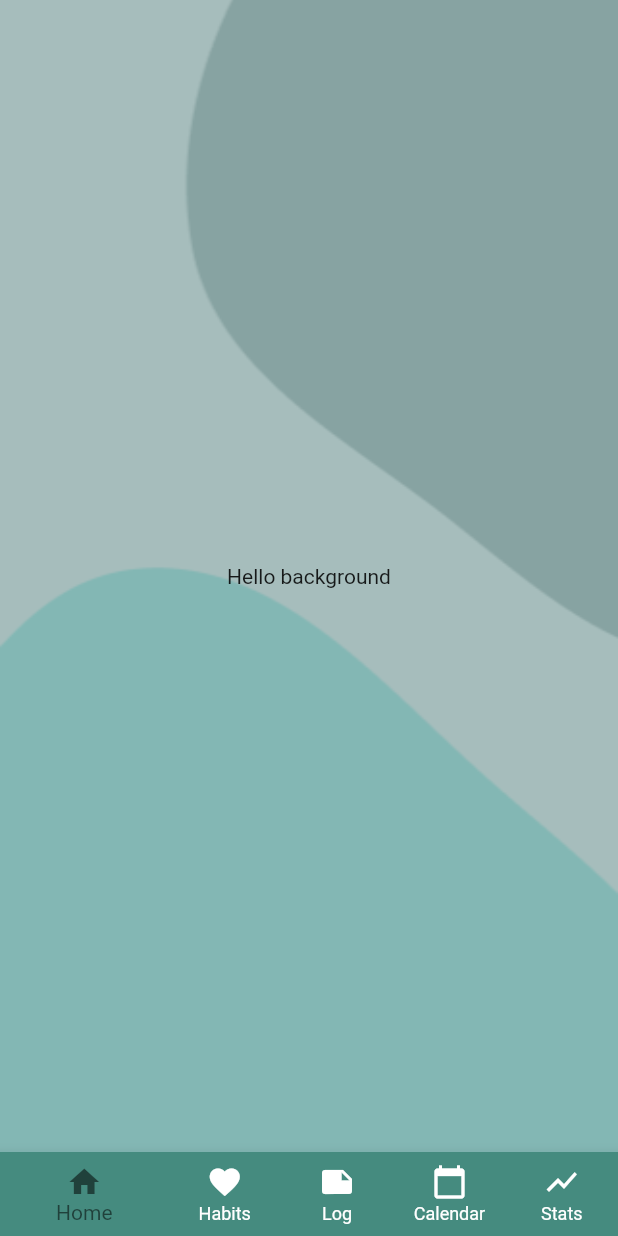
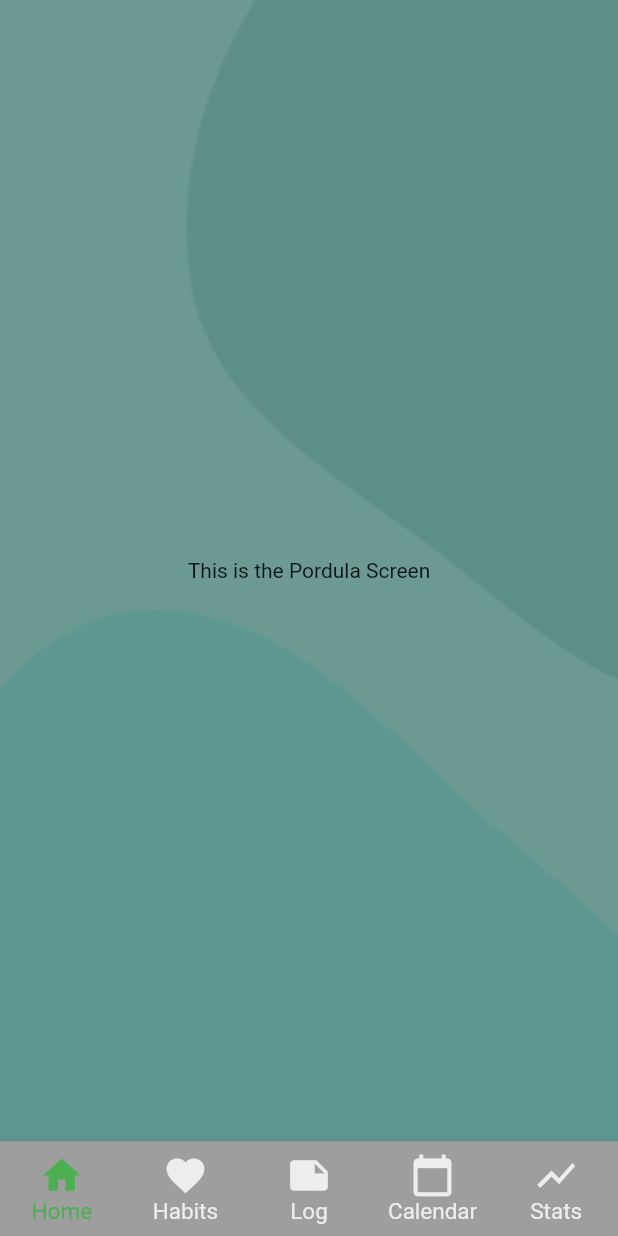
Before and after one commit to paptheop01/Introspectral, a Flutter app: the screen it shows after launch, on a phone screen of 412 x 824 dp. Run offline on Flutter 3.47's test engine with Material 2 defaults, Android fonts, the phone set to English and light mode, and no system bars; our stand-ins replace sqflite; accounts and stored records are empty.

Commit message:
Added PageViewer for scrolling between pages
background is now stationary!

```diff
--- a/lib/habit.dart
+++ b/lib/habit.dart
@@ -187,45 +187,9 @@ class _HabitListScreenWidgetState extends State<HabitListScreenWidget> {
   Widget build(BuildContext context) {
     return Scaffold(
       body: Stack(children: <Widget>[
-        Container(
-          decoration: BoxDecoration(
-            image: DecorationImage(
-              image: AssetImage("assets/images/back.png"),
-              fit: BoxFit.cover,
-            ),
-          ),
-        ),
+        Container(),
         _buildHabitList(),
       ]),
-      bottomNavigationBar: BottomNavigationBar(
-        showSelectedLabels: true,
-        showUnselectedLabels: true,
-        fixedColor: Color.fromARGB(136, 0, 0, 0),
-        items: [
-          BottomNavigationBarItem(
-            icon: Icon(Icons.home),
-            label: 'Home',
-          ),
-          BottomNavigationBarItem(
-            icon: Icon(Icons.favorite),
-            label: 'Habits',
-          ),
-          BottomNavigationBarItem(
-            icon: Icon(Icons.note),
-            label: 'Log',
-          ),
-          BottomNavigationBarItem(
-            icon: Icon(Icons.calendar_today),
-            label: 'Calendar',
-          ),
-          BottomNavigationBarItem(
-            icon: Icon(Icons.show_chart),
-            label: 'Stats',
-          ),
-        ],
-        currentIndex: 1,
-        onTap: _onItemTapped,
-      ),
       floatingActionButton: FloatingActionButton(
         child: Icon(Icons.add),
         onPressed: _addNewHabit,
--- a/lib/home.dart
+++ b/lib/home.dart
@@ -36,50 +36,11 @@ class _HomeScreenWidgetState extends State<HomeScreenWidget> {
 
   @override
   Widget build(BuildContext context) {
-    return new Scaffold(
-      body: new Stack(
-        children: <Widget>[
-          new Container(
-            decoration: new BoxDecoration(
-              image: new DecorationImage(
-                image: new AssetImage("assets/images/back.png"),
-                fit: BoxFit.cover,
-              ),
-            ),
-          ),
-          new Center(
-            child: new Text("Hello background"),
-          )
-        ],
-      ),
-      bottomNavigationBar: BottomNavigationBar(
-        showSelectedLabels: true,
-        showUnselectedLabels: true,
-        fixedColor: Color.fromARGB(136, 0, 0, 0),
-        items: [
-          BottomNavigationBarItem(
-            icon: Icon(Icons.home),
-            label: 'Home',
-          ),
-          BottomNavigationBarItem(
-            icon: Icon(Icons.favorite),
-            label: 'Habits',
-          ),
-          BottomNavigationBarItem(
-            icon: Icon(Icons.note),
-            label: 'Log',
-          ),
-          BottomNavigationBarItem(
-            icon: Icon(Icons.calendar_today),
-            label: 'Calendar',
-          ),
-          BottomNavigationBarItem(
-            icon: Icon(Icons.show_chart),
-            label: 'Stats',
-          ),
-        ],
-        currentIndex: 0,
-        onTap: _onItemTapped,
+    return Container(
+      child: Scaffold(
+        body: Center(
+          child: Text('This is the Pordula Screen'),
+        ),
       ),
     );
   }
--- a/lib/main.dart
+++ b/lib/main.dart
@@ -23,11 +23,106 @@ class MyApp extends StatelessWidget {
       debugShowCheckedModeBanner: false,
       title: 'Introspectral',
       theme: ThemeData(
-        canvasColor: Color.fromARGB(255, 69, 139, 127),
+        canvasColor: Color.fromARGB(255, 69, 139, 127).withOpacity(0.3),
         primarySwatch: Colors.blueGrey,
       ),
-      home: const HomeScreenWidget(),
+      home: const MyHomePage(title: "Introspectral"),
     );
+  }
+}
+
+class MyHomePage extends StatefulWidget {
+  const MyHomePage({Key? key, required this.title}) : super(key: key);
+
+  final String title;
+
+  @override
+  State<MyHomePage> createState() => _MyHomePageState();
+}
+
+class _MyHomePageState extends State<MyHomePage> {
+  int _selectedIndex = 0;
+  final _pageController = PageController();
+  List<Widget> _pages = [];
+
+  void _onItemTapped(int index) {
+    setState(() {
+      _selectedIndex = index;
+      _pageController.animateToPage(
+        index,
+        duration: Duration(milliseconds: 500),
+        curve: Curves.easeInOut,
+      );
+    });
+  }
+
+  @override
+  void initState() {
+    super.initState();
+    _pages = <Widget>[
+      HomeScreenWidget(),
+      HabitListScreenWidget(),
+    ];
+  }
+
+  @override
+  Widget build(BuildContext context) {
+    return Container(
+        decoration: BoxDecoration(
+          image: DecorationImage(
+            image: AssetImage("assets/images/back.png"),
+            fit: BoxFit.cover,
+            colorFilter: ColorFilter.mode(
+              Colors.black.withOpacity(0.1),
+              BlendMode.darken,
+            ),
+          ),
+        ),
+        child: Scaffold(
+          body: PageView(
+            controller: _pageController,
+            children: _pages,
+            onPageChanged: (int index) {
+              setState(() {
+                _selectedIndex = index;
+              });
+            },
+          ),
+          bottomNavigationBar: BottomNavigationBar(
+            onTap: _onItemTapped,
+            currentIndex: _selectedIndex,
+            type: BottomNavigationBarType.fixed,
+            selectedItemColor: Colors.green, // SELECTED TAB COLOR
+            unselectedItemColor: const Color(0xCFFFFFFF),
+            backgroundColor: Colors.grey, // BACKGROUND COLOR
+            iconSize: 30,
+            selectedFontSize: 15,
+            unselectedFontSize: 15,
+            elevation: 12,
+            items: const [
+              BottomNavigationBarItem(
+                icon: Icon(Icons.home),
+                label: 'Home',
+              ),
+              BottomNavigationBarItem(
+                icon: Icon(Icons.favorite),
+                label: 'Habits',
+              ),
+              BottomNavigationBarItem(
+                icon: Icon(Icons.note),
+                label: 'Log',
+              ),
+              BottomNavigationBarItem(
+                icon: Icon(Icons.calendar_today),
+                label: 'Calendar',
+              ),
+              BottomNavigationBarItem(
+                icon: Icon(Icons.show_chart),
+                label: 'Stats',
+              ),
+            ],
+          ),
+        ));
   }
 }
 
```
